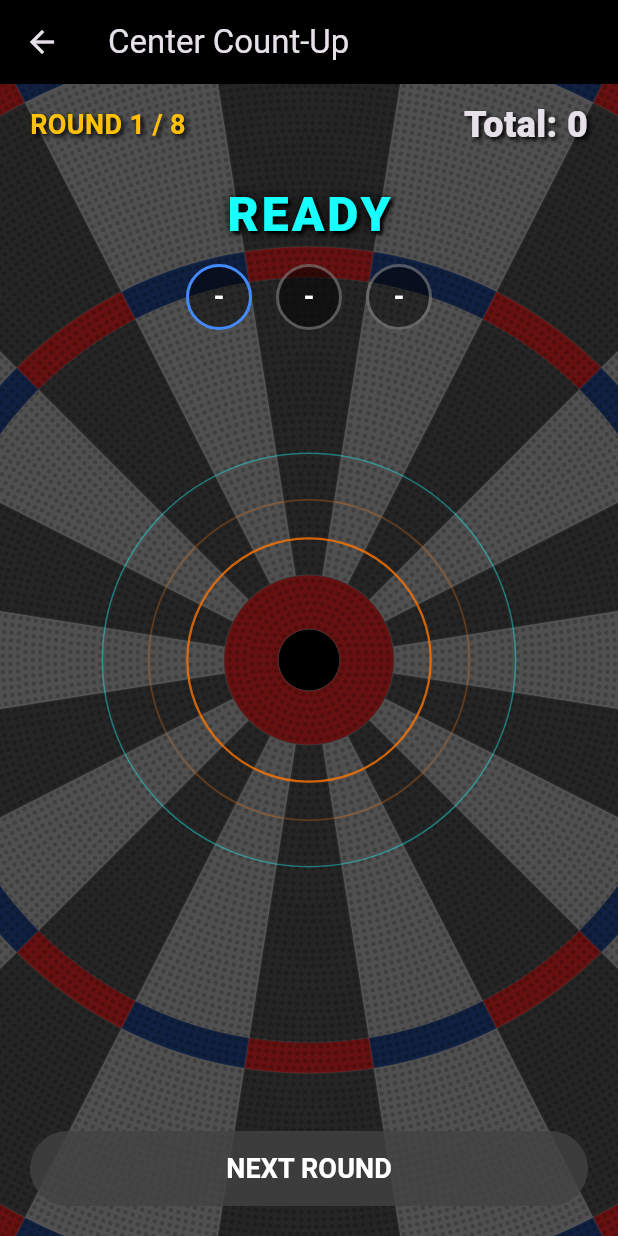
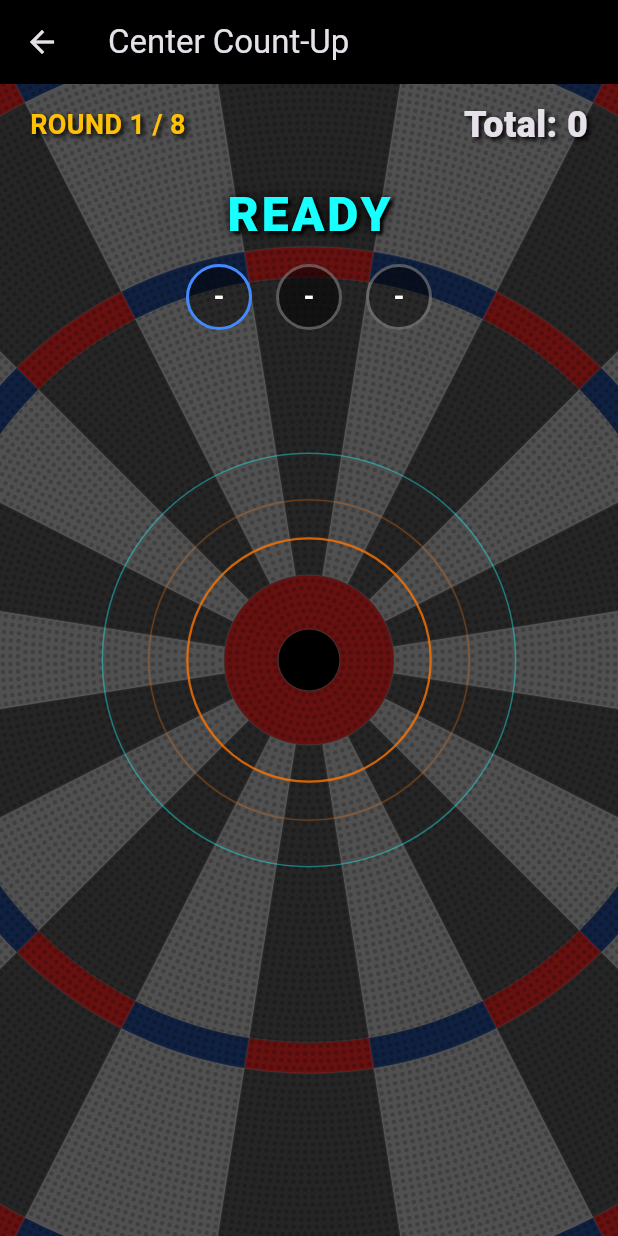
Before and after one commit to sseki27skt/darts_analyzer, a Flutter app: the PrecisionInputPage screen opened directly, on a phone screen of 412 x 824 dp. Run offline on Flutter 3.47's test engine with Material 3 defaults, Android fonts, the phone set to English and light mode, and no system bars; our stand-ins replace drift, fl_chart, shared_preferences; accounts and stored records are empty; generated files the repository leaves out were written again.

Commit message:
feat: Add undo functionality and improve UI interactions with board offset adjustments

```diff
--- a/lib/screens/input_page.dart
+++ b/lib/screens/input_page.dart
@@ -1,4 +1,5 @@
 import 'package:flutter/material.dart';
+import 'package:flutter/services.dart';
 import 'dart:math';
 import 'package:shared_preferences/shared_preferences.dart';
 import 'package:drift/drift.dart' as drift;
@@ -53,6 +54,12 @@ class _PrecisionInputPageState extends State<PrecisionInputPage> {
   double _baseVisibleDiameter = 160.0;
   static const double minZoomMm = 160.0;
   static const double maxZoomMm = 400.0;
+
+  // UIの表示状態 (true: 表示, false: 非表示)
+  bool _isUiVisible = true;
+
+  // ボードの移動量（オフセット）
+  Offset _boardOffset = Offset.zero;
 
   @override
   void initState() {
@@ -124,8 +131,8 @@ class _PrecisionInputPageState extends State<PrecisionInputPage> {
     final Offset localPos = details.localPosition;
 
     final Offset relativePx = Offset(
-      localPos.dx - centerX,
-      localPos.dy - centerY,
+      localPos.dx - centerX - _boardOffset.dx,
+      localPos.dy - centerY - _boardOffset.dy,
     );
 
     double scale = visibleDiameterMm / boardSizePx;
@@ -152,6 +159,23 @@ class _PrecisionInputPageState extends State<PrecisionInputPage> {
       _throwScores.add(pts);
       _currentScore += pts;
       _lastHitLabel = label;
+    });
+  }
+
+  void _undo() {
+    if (_throwsData.isEmpty) return;
+
+    setState(() {
+      final removed = _throwsData.removeLast();
+      _throwsMm.removeLast();
+      _throwScores.removeLast();
+      _currentScore -= removed.score;
+
+      if (_throwsData.isNotEmpty) {
+        _lastHitLabel = _throwsData.last.label;
+      } else {
+        _lastHitLabel = "";
+      }
     });
   }
 
@@ -232,7 +256,6 @@ class _PrecisionInputPageState extends State<PrecisionInputPage> {
         );
       }
     });
-    // print文を削除
   }
 
   void _resetGame() {
@@ -244,8 +267,10 @@ class _PrecisionInputPageState extends State<PrecisionInputPage> {
       _currentScore = 0;
       _roundCount = 1;
       _lastHitLabel = "";
+
       visibleDiameterMm = minZoomMm;
       _baseVisibleDiameter = minZoomMm;
+      _boardOffset = Offset.zero;
     });
   }
 
@@ -257,7 +282,6 @@ class _PrecisionInputPageState extends State<PrecisionInputPage> {
       resizeToAvoidBottomInset: false,
       appBar: AppBar(
         title: Text(title),
-        // ★修正: withOpacity -> withValues
         backgroundColor: Colors.black.withValues(alpha: 0.8),
         elevation: 0,
         actions: const [],
@@ -282,6 +306,15 @@ class _PrecisionInputPageState extends State<PrecisionInputPage> {
                         if (details.scale != 1.0) {
                           _handleZoomUpdate(details.scale);
                         }
+                        setState(() {
+                          _boardOffset += details.focalPointDelta;
+                        });
+                      },
+                      onLongPress: () {
+                        setState(() {
+                          _isUiVisible = !_isUiVisible;
+                        });
+                        HapticFeedback.mediumImpact();
                       },
                       onTapUp: (details) => _handleTap(details, constraints, availableSize),
 
@@ -291,6 +324,8 @@ class _PrecisionInputPageState extends State<PrecisionInputPage> {
                           width: constraints.maxWidth,
                           height: constraints.maxHeight,
                           child: Center(
+                            child: Transform.translate(
+                              offset: _boardOffset,
                               child: CustomPaint(
                                 size: Size(availableSize, availableSize),
                                 painter: BoardPainter(
@@ -305,15 +340,20 @@ class _PrecisionInputPageState extends State<PrecisionInputPage> {
                           ),
                         ),
                       ),
+                    ),
                   );
                 },
               ),
             ),
 
-            // --- Layer 2: スコア情報 (IgnorePointerでタップを透過) ---
+            // --- Layer 2: スコア情報 ---
             Positioned(
               top: 10, left: 20, right: 20,
+              child: AnimatedOpacity(
+                opacity: _isUiVisible ? 1.0 : 0.0,
+                duration: const Duration(milliseconds: 300),
                 child: IgnorePointer(
+                  ignoring: true,
                   child: Column(
                     children: [
                       Row(
@@ -364,7 +404,6 @@ class _PrecisionInputPageState extends State<PrecisionInputPage> {
                             child: Container(
                               width: 44, height: 44,
                               decoration: BoxDecoration(
-                              // ★修正: withOpacity -> withValues
                                 color: Colors.black.withValues(alpha: 0.5),
                                 border: Border.all(
                                   color: isCurrent ? Colors.blueAccent : Colors.white30,
@@ -389,21 +428,50 @@ class _PrecisionInputPageState extends State<PrecisionInputPage> {
                   ),
                 ),
               ),
+            ),
 
             // --- Layer 3: アクションボタン ---
             Positioned(
               bottom: 20, left: 20, right: 20,
+              child: AnimatedOpacity(
+                opacity: _isUiVisible ? 1.0 : 0.0,
+                duration: const Duration(milliseconds: 300),
+                child: IgnorePointer(
+                  ignoring: !_isUiVisible,
+                  child: Row(
+                    children: [
+                      // ★修正: 1投以上ある時だけUndoボタンを表示
+                      if (_throwsData.isNotEmpty)
+                        SizedBox(
+                          width: 60, height: 50,
+                          child: ElevatedButton(
+                            onPressed: _undo,
+                            style: ElevatedButton.styleFrom(
+                              backgroundColor: Colors.grey[800],
+                              padding: EdgeInsets.zero,
+                              elevation: 8,
+                              shadowColor: Colors.black.withValues(alpha: 0.5),
+                              shape: RoundedRectangleBorder(
+                                borderRadius: BorderRadius.circular(12),
+                                side: const BorderSide(color: Colors.white24),
+                              ),
+                            ),
+                            child: const Icon(Icons.undo, color: Colors.white),
+                          ),
+                        ),
+
+                      // NEXT ROUND ボタン (3投完了時のみ出現)
+                      if (_throwsMm.length == 3) ...[
+                        const SizedBox(width: 10),
+                        Expanded(
                           child: SizedBox(
-                width: double.infinity,
                             height: 50,
                             child: ElevatedButton(
-                  onPressed: _throwsMm.length == 3 ? _nextRound : null,
+                              onPressed: _nextRound,
                               style: ElevatedButton.styleFrom(
                                 backgroundColor: _roundCount == maxRounds ? Colors.redAccent : Colors.blueAccent,
-                    // ★修正: withOpacity -> withValues
                                 disabledBackgroundColor: Colors.grey[800]!.withValues(alpha: 0.8),
                                 elevation: 8,
-                    // ★修正: withOpacity -> withValues
                                 shadowColor: Colors.black.withValues(alpha: 0.5),
                               ),
                               child: Text(
@@ -414,6 +482,12 @@ class _PrecisionInputPageState extends State<PrecisionInputPage> {
                           ),
                         ),
                       ],
+                    ],
+                  ),
+                ),
+              ),
+            ),
+          ],
         ),
       ),
     );
```
Lines whose indentation alone changed are shown as unchanged.
